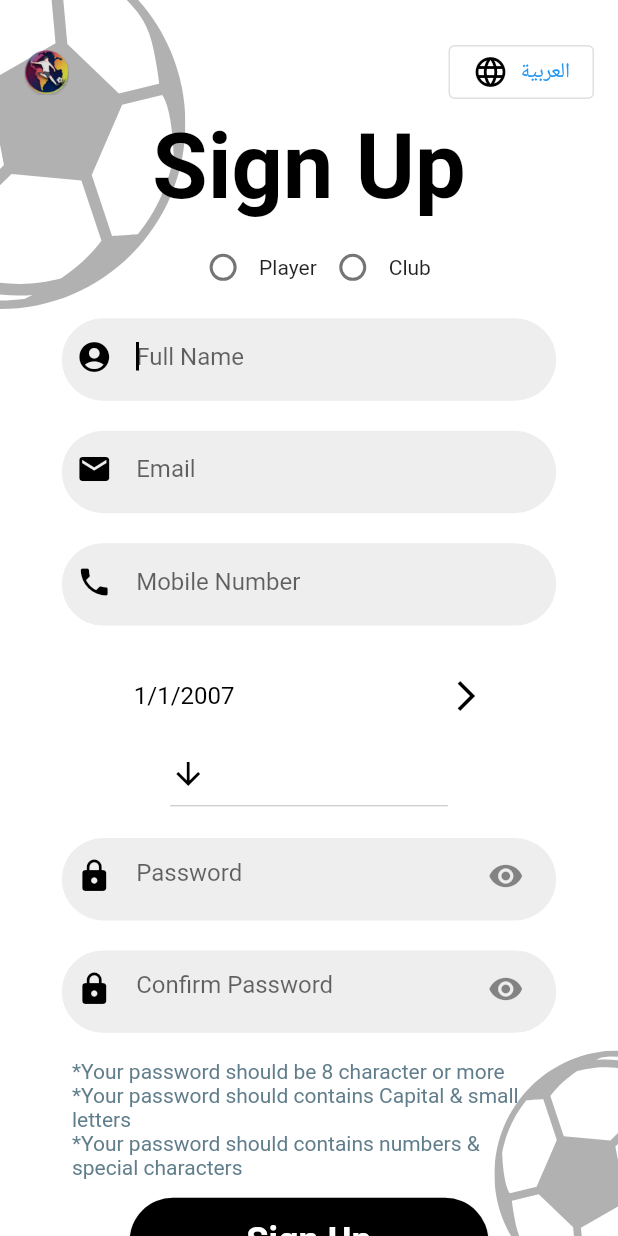
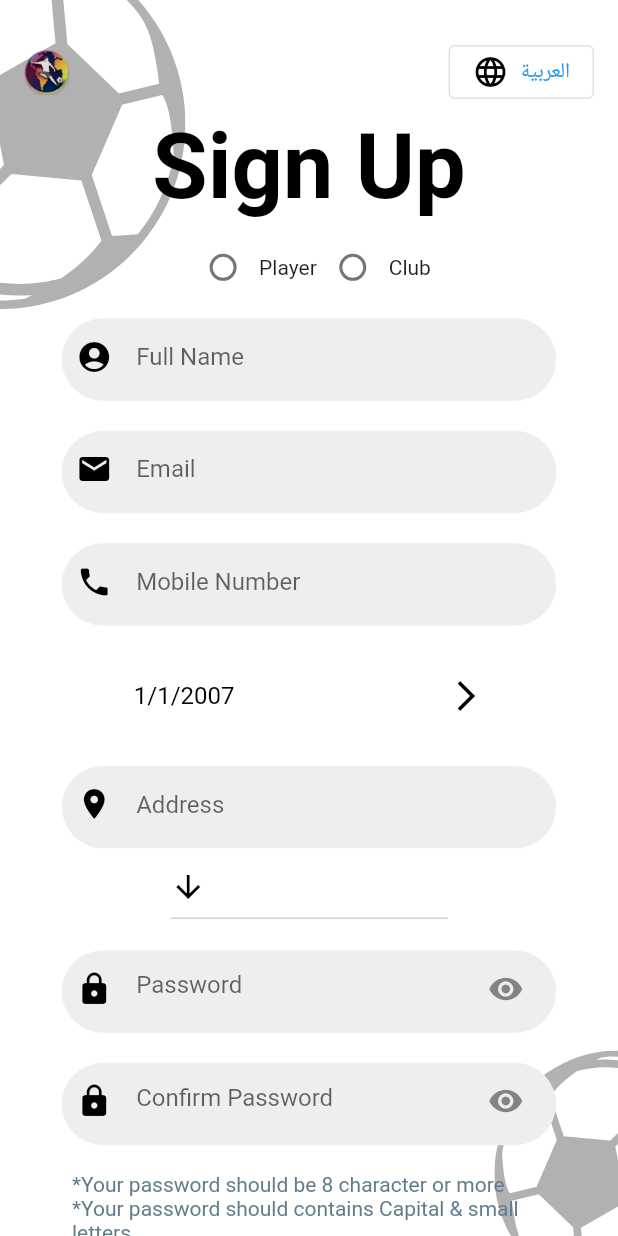
Before and after one commit to ahmedhegazy99/ppm, a Flutter app: the Signup screen opened by its route, after a tap on "English", on a phone screen of 412 x 824 dp. Run offline on Flutter 3.47's test engine with Material 2 defaults, Android fonts, the phone set to English and light mode, and no system bars; our stand-ins replace cached_network_image, cloud_firestore, firebase_auth, firebase_core, firebase_crashlytics, firebase_storage and 5 more; accounts and stored records are empty; Roboto replaces fonts that are missing (englishBebas).

```diff
--- a/lib/controllers/authController.dart
+++ b/lib/controllers/authController.dart
@@ -39,7 +39,7 @@ class AuthController extends GetxController {
     });
   }
 
-  void createUser(String name, UserTypeEnum userType, String email,
+  void createUser(String name, UserTypeEnum userType, String email, String address,
       String mobile, DateTime birthDate, String password) async {
     try {
       loading.toggle();
@@ -53,6 +53,7 @@ class AuthController extends GetxController {
         mobile: mobile,
         email: email,
         joinDate: DateTime.now(),
+        address: address,
         city: city,
         birthDate: birthDate,
       );
--- a/lib/controllers/mainBarController.dart
+++ b/lib/controllers/mainBarController.dart
@@ -233,8 +233,8 @@ class MainBarController extends GetxController {
           changeIndex(index);
           //controller.userId.value = '';
         },
-        /*showSelectedLabels: false,
-        showUnselectedLabels: false,*/
+        showSelectedLabels: false,
+        showUnselectedLabels: false,
       );
     });
   }
--- a/lib/models/userModel.dart
+++ b/lib/models/userModel.dart
@@ -14,6 +14,7 @@ class UserModel {
   String? email;
   String? mobile;
   String? imageUrl;
+  String? address;
   String ? city;
   DateTime ? birthDate;
   List<String> ? requests;
@@ -27,6 +28,7 @@ class UserModel {
     this.mobile,
     this.imageUrl,
     this.email,
+    this.address,
     this.city,
     this.birthDate,
     this.requests,
--- a/lib/screens/authenticate/signup.dart
+++ b/lib/screens/authenticate/signup.dart
@@ -18,6 +18,7 @@ class Signup extends GetWidget<AuthController> {
   final TextEditingController password = TextEditingController();
   final TextEditingController confirmPassword = TextEditingController();
   final TextEditingController mobile = TextEditingController();
+  final TextEditingController address = TextEditingController();
 
   //UserTypeEnum userType = UserTypeEnum.userPlayer.obs as UserTypeEnum;
   //var userType = UserTypeEnum.userPlayer.obs;
@@ -187,6 +188,15 @@ class Signup extends GetWidget<AuthController> {
                     );
                   }),
 
+                  RoundedInputField(
+                    validator: (val) => val!.isEmpty ? 'Enter Your Address'.tr : null,
+                    keyboardType: TextInputType.name,
+                    hintText: "address".tr,
+                    icon: Icons.location_on,
+                    controller: address,
+                    color: Colors.grey[200]!,
+                  ),
+
                   DropButton(
                     cSize: 0.7,
                     oWidth: 0.7,
@@ -255,6 +265,7 @@ class Signup extends GetWidget<AuthController> {
                               name.text,
                               userType.value!,
                               email.text,
+                              address.text,
                               mobile.text,
                               selectedDate.value,
                               password.text);
--- a/lib/utils/locales.dart
+++ b/lib/utils/locales.dart
@@ -51,6 +51,7 @@ class Locales extends Translations {
           'view more' : 'View more',
           'name': 'Name',
           'city': 'City',
+          "address": 'Address',
           'age': 'Age',
           'bio': 'Bio',
           "Contact info": "Contact info",
@@ -121,6 +122,7 @@ class Locales extends Translations {
           'like': 'إعجاب',
           'view more' : 'المزيد',
           'name': 'الأسم',
+          "address": 'العنوان',
           'city': 'المدينة',
           'age': 'السن',
           'bio': 'السيرة الذاتية',
@@ -168,6 +170,7 @@ class Locales extends Translations {
           "Write": 'اكتب',
           'or': 'أو',
           'press': 'اضغط',
+          'Enter Your Address': 'ادخل عنوانك',
         }
       };
 }
--- a/pubspec.yaml
+++ b/pubspec.yaml
@@ -1,5 +1,5 @@
 name: pro_player_market
-description: A Market to buy & sell pro players.
+description: A Market to buy & sell football players.
 
 # The following line prevents the package from being accidentally published to
 # pub.dev using `pub publish`. This is preferred for private packages.
@@ -15,7 +15,7 @@ publish_to: 'none' # Remove this line if you wish to publish to pub.dev
 # In iOS, build-name is used as CFBundleShortVersionString while build-number used as CFBundleVersion.
 # Read more about iOS versioning at
 # https://developer.apple.com/library/archive/documentation/General/Reference/InfoPlistKeyReference/Articles/CoreFoundationKeys.html
-version: 1.0.0+1
+version: 1.1.0+2
 
 environment:
   sdk: ">=2.12.0 <3.0.0"
```
Also changed, not shown: lib/screens/playerPage.dart (+22 -0 lines), lib/screens/profile.dart (+33 -12 lines), lib/screens/requestPage.dart (+52 -0 lines), lib/models/userModel.g.dart, 6 other files.
